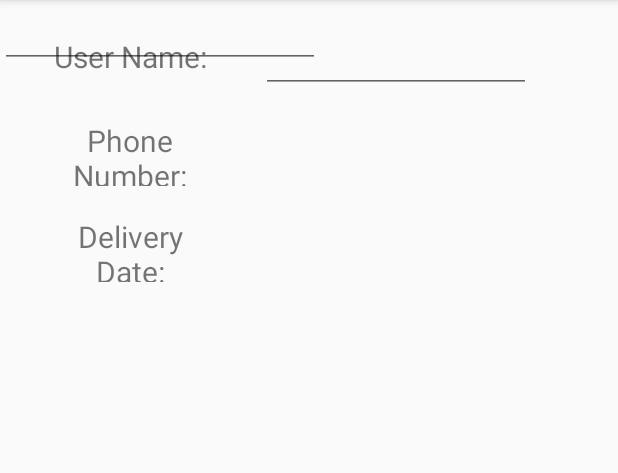
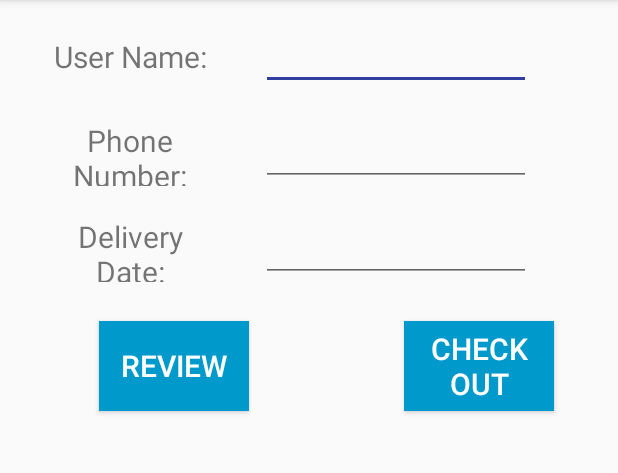
Before and after one commit to shravanbailoor/LaundryBilling, an Android app: the UserData screen opened directly, with no data from a screen before it, on a phone screen of 412 x 824 dp, the part 84-557 px from its top. Run offline under Robolectric (Android 15) with nearby library versions, the phone set to English and light mode, and no system bars.

Commit message:
1. Fixed the quantity plus button issue. 2. fixing Date Picker functionality

```diff
--- a/app/build.gradle
+++ b/app/build.gradle
@@ -22,6 +22,7 @@ dependencies {
     implementation fileTree(dir: 'libs', include: ['*.jar'])
     implementation 'com.android.support:appcompat-v7:28.0.0-alpha1'
     implementation 'com.android.support.constraint:constraint-layout:1.1.2'
+    implementation 'com.android.support:support-v4:28.0.0-rc02'
     testImplementation 'junit:junit:4.12'
     androidTestImplementation 'com.android.support.test:runner:1.0.2'
     androidTestImplementation 'com.android.support.test.espresso:espresso-core:3.0.2'
--- a/app/src/main/res/layout/activity_place_order.xml
+++ b/app/src/main/res/layout/activity_place_order.xml
@@ -187,6 +187,7 @@
         android:text="@string/confirm_items"
         android:textColor="@android:color/white"
         android:textSize="20sp"
+        android:onClick="onClickConfirmButton"
         app:layout_constraintEnd_toEndOf="parent"
         app:layout_constraintHorizontal_bias="0.711"
         app:layout_constraintStart_toStartOf="parent"
--- a/app/src/main/res/layout/user_data.xml
+++ b/app/src/main/res/layout/user_data.xml
@@ -78,11 +78,52 @@
         app:layout_constraintStart_toStartOf="parent"
         app:layout_constraintTop_toBottomOf="@+id/textPhoneNumber" />
 
+
     <EditText
         android:id="@+id/calDeliveryDate"
-        android:layout_width="wrap_content"
-        android:layout_height="wrap_content"
+        android:layout_width="180dp"
+        android:layout_height="44dp"
+        android:layout_marginTop="20dp"
+        android:layout_marginLeft="32dp"
+        android:layout_marginStart="32dp"
         android:ems="10"
-        android:inputType="date" />
+        android:onClick="showDatePicker"
+        android:inputType="date"
+        android:textAlignment="center"
+        android:textSize="20sp"
+        android:gravity="center_vertical"
+        app:layout_constraintTop_toBottomOf="@+id/tbPhoneNumber"
+        app:layout_constraintStart_toEndOf="@+id/textDeliveryDate"
+        app:layout_constraintBottom_toTopOf="@+id/buttonCheckOut"/>
+
+    <Button
+        android:id="@+id/buttonCheckOut"
+        android:layout_width="100dp"
+        android:layout_height="60dp"
+        android:layout_marginLeft="60dp"
+        android:text="@string/check_out"
+        android:layout_marginTop="26dp"
+        android:background="@android:color/holo_blue_dark"
+        android:onClick="onClickCheckOut"
+        android:textColor="@android:color/white"
+        android:textSize="20sp"
+        app:layout_constraintEnd_toEndOf="parent"
+        app:layout_constraintStart_toEndOf="@id/buttonReview"
+        app:layout_constraintTop_toBottomOf="@+id/calDeliveryDate"/>
+
+    <Button
+        android:id="@+id/buttonReview"
+        android:layout_width="100dp"
+        android:layout_height="60dp"
+        android:text="@string/review"
+        android:layout_marginTop="26dp"
+        android:background="@android:color/holo_blue_dark"
+        android:onClick="onClickReview"
+        android:textColor="@android:color/white"
+        android:textSize="20sp"
+        app:layout_constraintEnd_toEndOf="parent"
+        app:layout_constraintHorizontal_bias="0.211"
+        app:layout_constraintStart_toStartOf="parent"
+        app:layout_constraintTop_toBottomOf="@+id/textDeliveryDate"/>
 
 </android.support.constraint.ConstraintLayout>
--- a/app/src/main/res/values/strings.xml
+++ b/app/src/main/res/values/strings.xml
@@ -33,5 +33,9 @@
     <string name="section_format">Hello World from section: %1$d</string>
     <string name="check_out">Check Out</string>
     <string name="print">Print</string>
+    <string name="review">Review</string>
+
+    <!-- TODO: Remove or change this placeholder text -->
+    <string name="hello_blank_fragment">Hello blank fragment</string>
 
 </resources>
```
Also changed, not shown: app/src/main/java/com/example/laundrybilling/DatePickerFragment.java (added, +47 -0 lines), app/src/main/java/com/example/laundrybilling/PlaceOrderTabLayout.java (+19 -6 lines), app/src/main/java/com/example/laundrybilling/UserData.java (+27 -0 lines), app/src/main/res/layout/fragment_date_picker.xml (added, +14 -0 lines).
